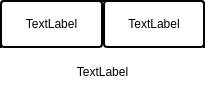
This is resources/node.ui in luhsra/ara as Qt 5 draws it before an edit. The edited form follows.
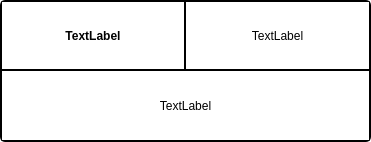
This is the edited form.

```diff
--- a/resources/node.ui
+++ b/resources/node.ui
@@ -6,8 +6,8 @@
    <rect>
     <x>0</x>
     <y>0</y>
-    <width>205</width>
-    <height>96</height>
+    <width>371</width>
+    <height>142</height>
    </rect>
   </property>
   <property name="windowTitle">
@@ -17,24 +17,32 @@
    <string notr="true">QWidget {
 	background: white; 
 }
+
+#type_text {
+	font-weight: bold;
+}
+
+#node {
+	border-radius: 5px;
+}
+
 #type, #subtype, #node { 
 	border: 2px solid black;
-	border-radius: 4px;
 }
 </string>
   </property>
   <layout class="QGridLayout" name="gridLayout">
    <property name="leftMargin">
-    <number>0</number>
+    <number>2</number>
    </property>
    <property name="topMargin">
-    <number>0</number>
+    <number>2</number>
    </property>
    <property name="rightMargin">
-    <number>0</number>
+    <number>2</number>
    </property>
    <property name="bottomMargin">
-    <number>0</number>
+    <number>2</number>
    </property>
    <property name="spacing">
     <number>0</number>
@@ -42,6 +50,18 @@
    <item row="0" column="0">
     <widget class="QWidget" name="type" native="true">
      <layout class="QVBoxLayout" name="verticalLayout">
+      <property name="leftMargin">
+       <number>0</number>
+      </property>
+      <property name="topMargin">
+       <number>0</number>
+      </property>
+      <property name="rightMargin">
+       <number>2</number>
+      </property>
+      <property name="bottomMargin">
+       <number>2</number>
+      </property>
       <item>
        <widget class="QLabel" name="type_text">
         <property name="text">
@@ -58,6 +78,18 @@
    <item row="0" column="1">
     <widget class="QWidget" name="subtype" native="true">
      <layout class="QVBoxLayout" name="verticalLayout_3">
+      <property name="leftMargin">
+       <number>0</number>
+      </property>
+      <property name="topMargin">
+       <number>0</number>
+      </property>
+      <property name="rightMargin">
+       <number>0</number>
+      </property>
+      <property name="bottomMargin">
+       <number>2</number>
+      </property>
       <item>
        <widget class="QLabel" name="subtype_text">
         <property name="text">
```
